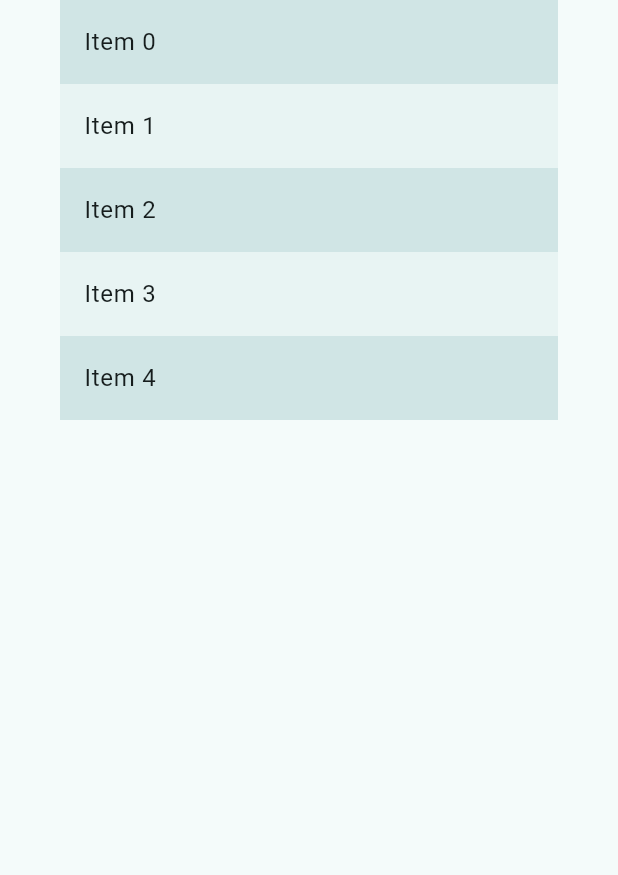
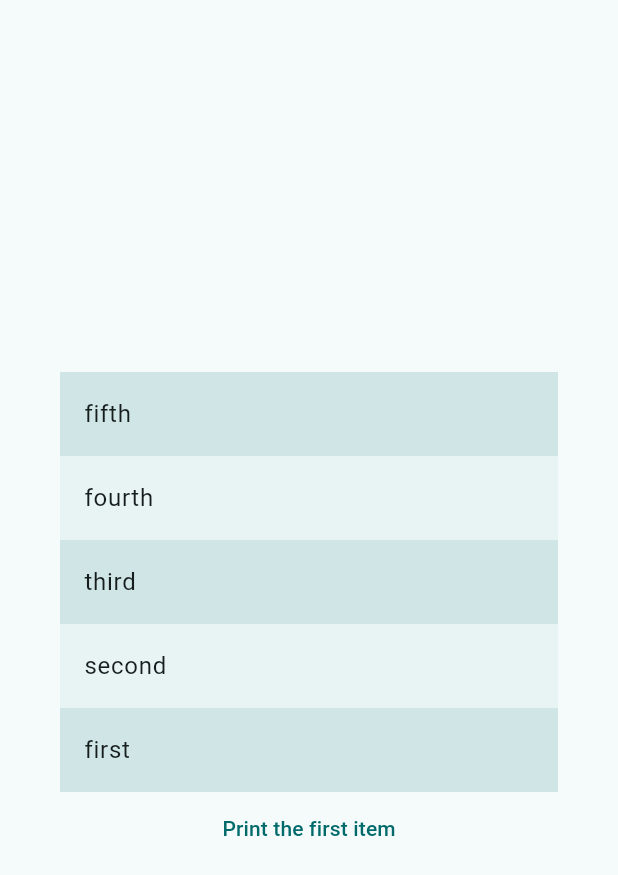
Before and after one commit to dongri727/chronomap-mobile, a Flutter app: the screen it shows after launch, after a tap on "Game", on a phone screen of 412 x 824 dp. Shown: the top 875 px of the screen. Run offline on Flutter 3.47's test engine with Material 3 defaults, Android fonts, the phone set to English and light mode, and no system bars; missing offline and left inert: acorn_client, serverpod_flutter.

Commit message:
ゲームロジック調整中

```diff
--- a/lib/game_page.dart
+++ b/lib/game_page.dart
@@ -9,22 +9,38 @@ class GamePage extends StatefulWidget {
 
 class GamePageState extends State<GamePage> {
   final List<int> _items = List<int>.generate(5, (int index) => index);
+  final List<String> _ansewrs = ['first', 'second', 'third', 'fourth', 'fifth'];
+  late List<String> _options;
+
+  @override
+  initState() {
+    super.initState();
+    _options = List<String>.from(_ansewrs)..shuffle();
+    print(_items);
+    print(_ansewrs);
+    print(_options);
+  }
 
   @override
   Widget build(BuildContext context) {
     final ColorScheme colorScheme = Theme.of(context).colorScheme;
+
     final Color oddItemColor = colorScheme.primary.withOpacity(0.05);
     final Color evenItemColor = colorScheme.primary.withOpacity(0.15);
 
     return Material(
-      child: ReorderableListView(
+      child: Column(
+        mainAxisAlignment: MainAxisAlignment.center,
+        children: [
+          ReorderableListView(
+            shrinkWrap: true,
             padding: const EdgeInsets.symmetric(horizontal: 40),
             children: <Widget>[
               for (int index = 0; index < _items.length; index += 1)
                 ListTile(
                   key: Key('$index'),
                   tileColor: _items[index].isOdd ? oddItemColor : evenItemColor,
-              title: Text('Item ${_items[index]}'),
+                  title: Text(_options[_items[index]]),
                 ),
             ],
             onReorder: (int oldIndex, int newIndex) {
@@ -37,6 +53,13 @@ class GamePageState extends State<GamePage> {
               });
             },
           ),
+          TextButton(onPressed: (){
+            for (int index = 0; index < _items.length; index += 1) {
+                print('answer: ${_ansewrs[_items[index]]} / option: ${_options[_items[index]]}');
+              }
+            }, child: Text('Print the first item'))
+        ],
+      ),
     );
   }
 }
```
Lines whose indentation alone changed are shown as unchanged.
